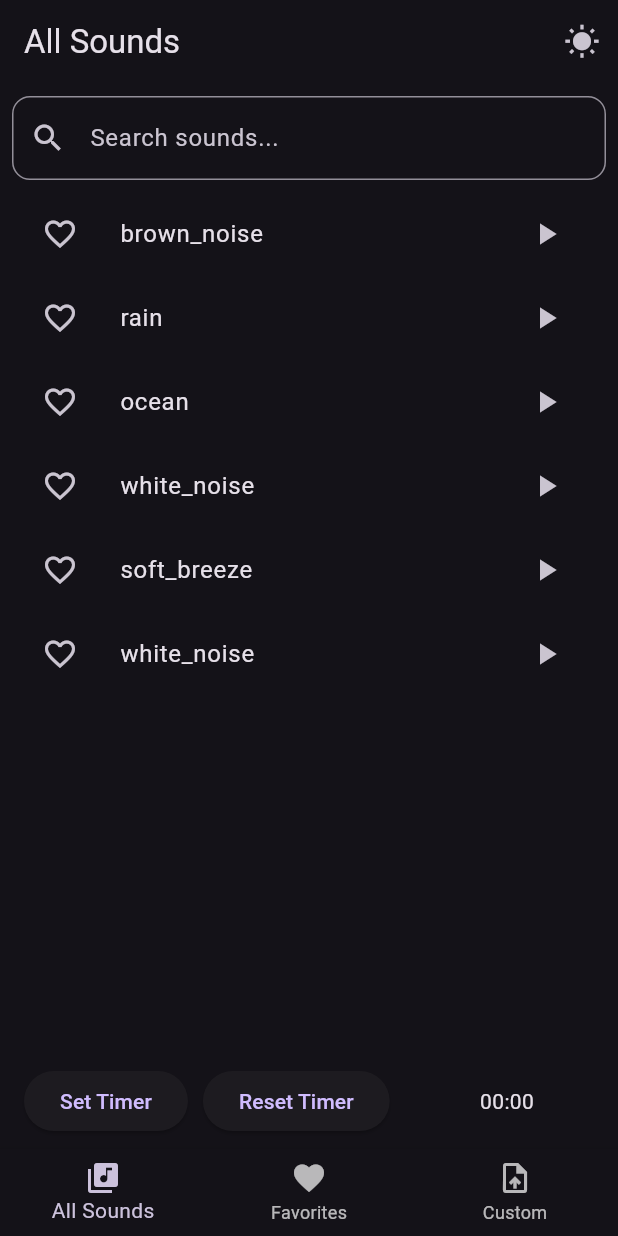
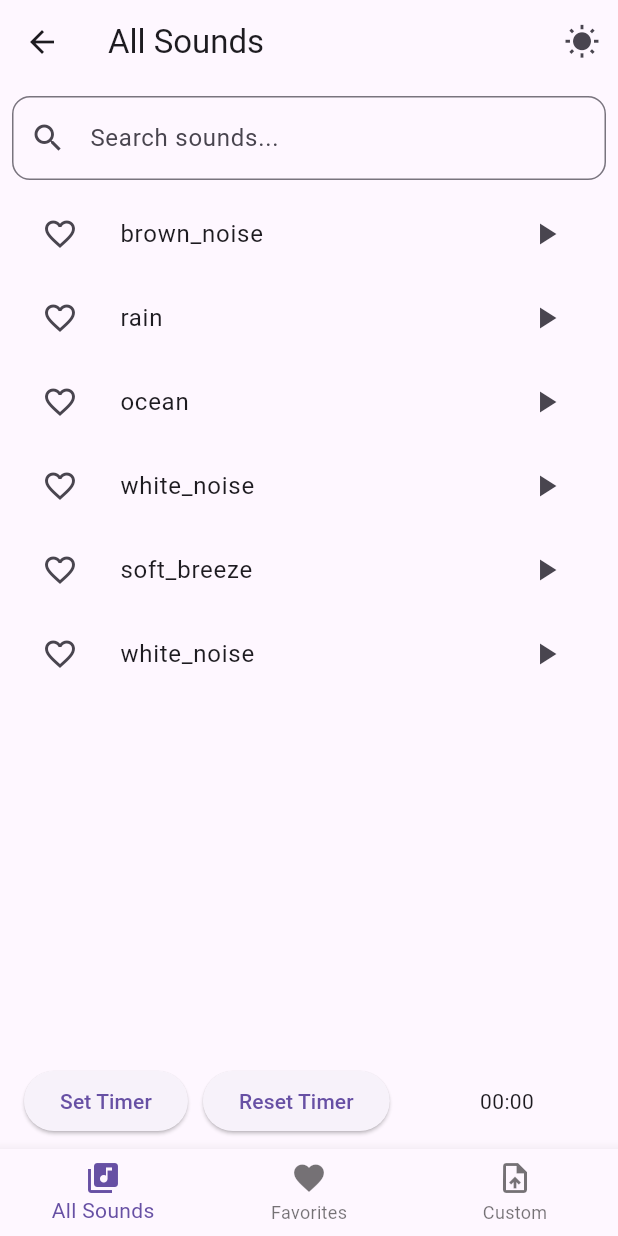
Before and after one commit to evanlee2212/sleep_tracker, a Flutter app: the screen it shows after launch, after a tap on "Sounds", on a phone screen of 412 x 824 dp. Run offline on Flutter 3.47's test engine with Material 3 defaults, Android fonts, the phone set to English and light mode, and no system bars; our stand-ins replace audioplayers, file_picker, shared_preferences.

Commit message:
Got the return arrow back on Sounds page

```diff
--- a/lib/Pages/sounds.dart
+++ b/lib/Pages/sounds.dart
@@ -17,10 +17,8 @@ class _SleepSoundAppState extends State<SleepSoundApp> {
 
   @override
   Widget build(BuildContext context) {
-    return MaterialApp(
-      theme: isDarkMode ? ThemeData.dark() : ThemeData.light(),
-      debugShowCheckedModeBanner: false,
-      home: SoundTabs(
+    return Scaffold(
+      body: SoundTabs(
         isDarkMode: isDarkMode,
         toggleTheme: () {
           setState(() {
@@ -70,6 +68,7 @@ class _SoundTabsState extends State<SoundTabs> {
     return Scaffold(
       appBar: AppBar(
         title: Text(['All Sounds', 'Favorites', 'Custom'][_selectedIndex]),
+
         actions: [
           IconButton(
             icon: Icon(widget.isDarkMode ? Icons.wb_sunny : Icons.nightlight_round),
```
